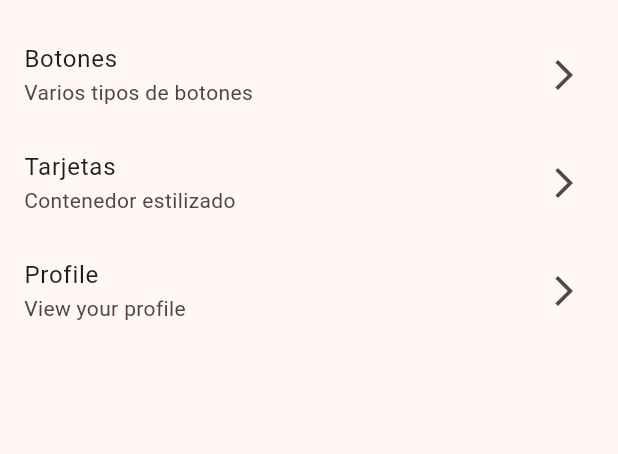
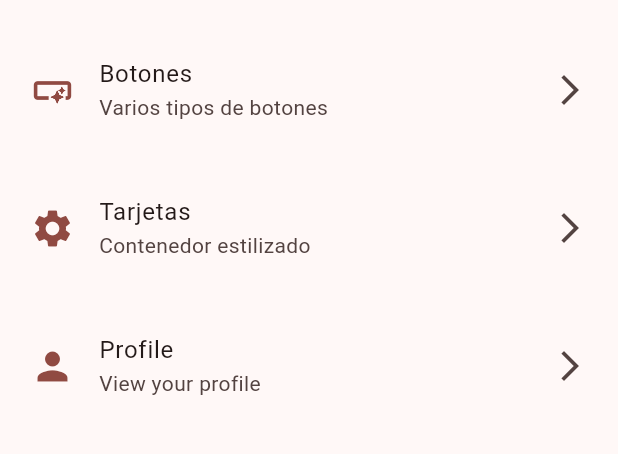
Before and after one commit to AlanMelendez/AppThemeFlutter, a Flutter app: the screen it shows after launch, on a phone screen of 412 x 824 dp, the part 63-517 px from its top. Run offline on Flutter 3.47's test engine with Material 3 defaults, Android fonts, the phone set to English and light mode, and no system bars.

Commit message:
Refactor _CustomListTile to utilize theme colors for improved styling

```diff
--- a/lib/presentation/screens/home/home_screen.dart
+++ b/lib/presentation/screens/home/home_screen.dart
@@ -1,5 +1,6 @@
 import 'package:flutter/material.dart';
 import 'package:widgets_app/config/menu/menu_items.dart';
+import 'package:widgets_app/config/theme/app_theme.dart';
 
 class HomeScreen extends StatelessWidget {
   const HomeScreen({super.key});
@@ -39,12 +40,20 @@ class _CustomListTile extends StatelessWidget {
 
   @override
   Widget build(BuildContext context) {
+
+
+    final colors = Theme.of(context).colorScheme;
+
+
     return ListTile(
-      title: Text('${appMenu.title}'),
-      subtitle: Text('${appMenu.subTitle}'),
+      leading: Icon(appMenu.icon, size: 30, color: colors.primary,),
+      contentPadding: EdgeInsets.symmetric(horizontal: 20, vertical: 10),
+      title: Text(appMenu.title),
+      subtitle: Text(appMenu.subTitle),
       trailing: Icon(Icons.arrow_forward_ios_outlined),
       onTap: () {
-        print('Navigate to ${appMenu.link}');
+        //print('Navigate to ${appMenu.link}');
+        //TODO: Navigate to another routes.
       },
     );
   }
```
